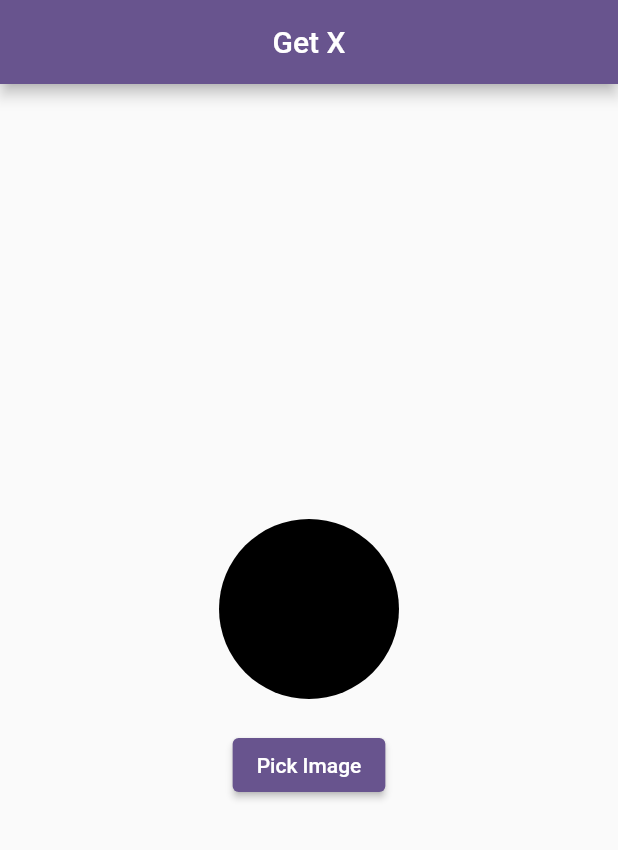
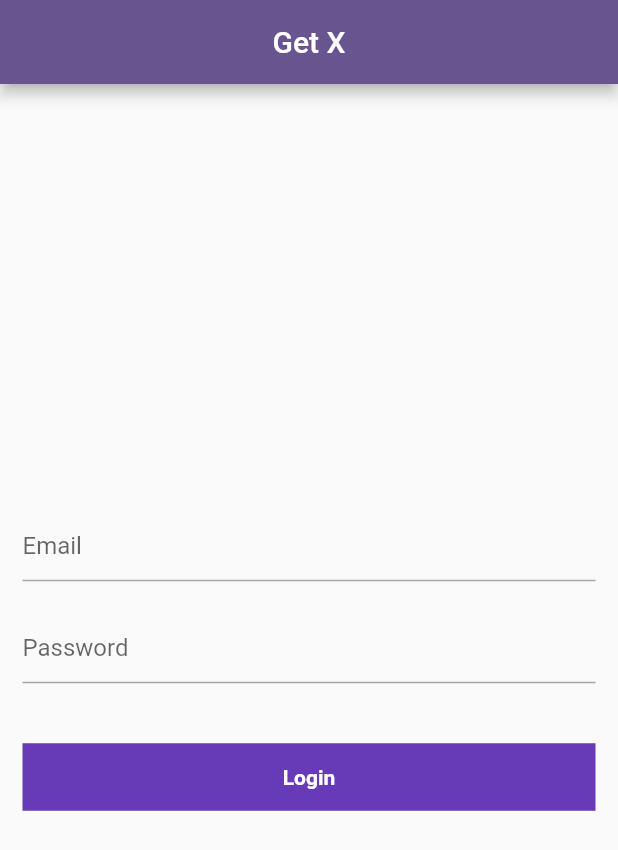
Before and after one commit to sakshamgupta930/Getx-State-Management, a Flutter app: the screen it shows after launch, on a phone screen of 412 x 824 dp. Shown: the top 850 px of the screen. Run offline on Flutter 3.47's test engine with Material 3 defaults, Android fonts, the phone set to English and light mode, and no system bars; our stand-ins replace get.

```diff
--- a/lib/home_screen.dart
+++ b/lib/home_screen.dart
@@ -1,8 +1,6 @@
-import 'dart:io';
-
 import 'package:flutter/material.dart';
 import 'package:get/get.dart';
-import 'package:get_x/imagepicker_controller.dart';
+import 'package:get_x/login_controller.dart';
 
 class HomeScreen extends StatefulWidget {
   const HomeScreen({super.key});
@@ -12,36 +10,56 @@ class HomeScreen extends StatefulWidget {
 }
 
 class _HomeScreenState extends State<HomeScreen> {
-  ImagePickerController controller = Get.put(ImagePickerController());
+  LoginController controller = Get.put(LoginController());
   @override
   Widget build(BuildContext context) {
     return Scaffold(
       appBar: AppBar(
         title: const Center(child: Text("Get X")),
       ),
-      body: Obx(() {
-        return Center(
+      body: Padding(
+        padding: const EdgeInsets.all(15.0),
         child: Column(
           mainAxisAlignment: MainAxisAlignment.center,
           children: [
-              CircleAvatar(
-                radius: 60,
-                backgroundColor: Colors.black,
-                backgroundImage: controller.imagePath.isNotEmpty
-                    ? FileImage(File(controller.imagePath.toString()))
-                    : null,
+            TextFormField(
+              controller: controller.emailController.value,
+              decoration: const InputDecoration(
+                hintText: 'Email',
+              ),
             ),
             const SizedBox(height: 20),
-              ElevatedButton(
-                onPressed: () {
-                  controller.getImage();
+            TextFormField(
+              controller: controller.passwordController.value,
+              decoration: const InputDecoration(
+                hintText: 'Password',
+              ),
+            ),
+            const SizedBox(height: 40),
+            Obx(() => InkWell(
+                  onTap: () {
+                    controller.loginApi();
                   },
-                child: const Text("Pick Image"),
+                  child: Container(
+                    color: Colors.deepPurple,
+                    height: 45,
+                    child: Center(
+                      child: controller.isLoading.value
+                          ? CircularProgressIndicator(
+                              color: Colors.white,
+                            )
+                          : Text(
+                              "Login",
+                              style: TextStyle(
+                                  color: Colors.white,
+                                  fontWeight: FontWeight.w600),
                             ),
+                    ),
+                  ),
+                ))
           ],
         ),
-        );
-      }),
+      ),
     );
   }
 }
--- a/lib/imagepicker_controller.dart
+++ /dev/null
@@ -1,17 +0,0 @@
-import 'package:get/get.dart';
-import 'package:image_picker/image_picker.dart';
-
-class ImagePickerController extends GetxController {
-  RxString imagePath = ''.obs;
-
-  Future getImage() async {
-    final ImagePicker _picker = ImagePicker();
-    final image = await _picker.pickImage(source: ImageSource.gallery);
-    if (image != null) {
-      imagePath.value = image.path.toString();
-    } else {
-      Get.snackbar('Image Error', 'Image not picked',
-          snackPosition: SnackPosition.BOTTOM);
-    }
-  }
-}
--- /dev/null
+++ b/lib/login_controller.dart
@@ -0,0 +1,35 @@
+import 'dart:convert';
+
+import 'package:flutter/widgets.dart';
+import 'package:get/get.dart';
+import 'package:http/http.dart';
+
+class LoginController extends GetxController {
+  final emailController = TextEditingController().obs;
+  final passwordController = TextEditingController().obs;
+  RxBool isLoading = false.obs;
+
+  void loginApi() async {
+    isLoading.value = true;
+    try {
+      final response =
+          await post(Uri.parse('https://reqres.in/api/login'), body: {
+        'email': emailController.value.text,
+        'password': passwordController.value.text,
+      }, headers: {});
+
+      var data = jsonDecode(response.body);
+
+      if (response.statusCode == 200) {
+        isLoading.value = false;
+        Get.snackbar('Login successful', 'Logged In');
+      } else {
+        isLoading.value = false;
+        Get.snackbar('Login Failed', data['error']);
+      }
+    } catch (e) {
+      isLoading.value = false;
+      Get.snackbar('Exception', e.toString());
+    }
+  }
+}
--- a/pubspec.yaml
+++ b/pubspec.yaml
@@ -32,6 +32,7 @@ dependencies:
   flutter:
     sdk: flutter
   get: ^4.6.6
+  http: ^1.1.2
   image_picker: ^1.0.5
 
 dev_dependencies:
```
Also changed, not shown: pubspec.lock. Lines whose indentation alone changed are shown as unchanged.
